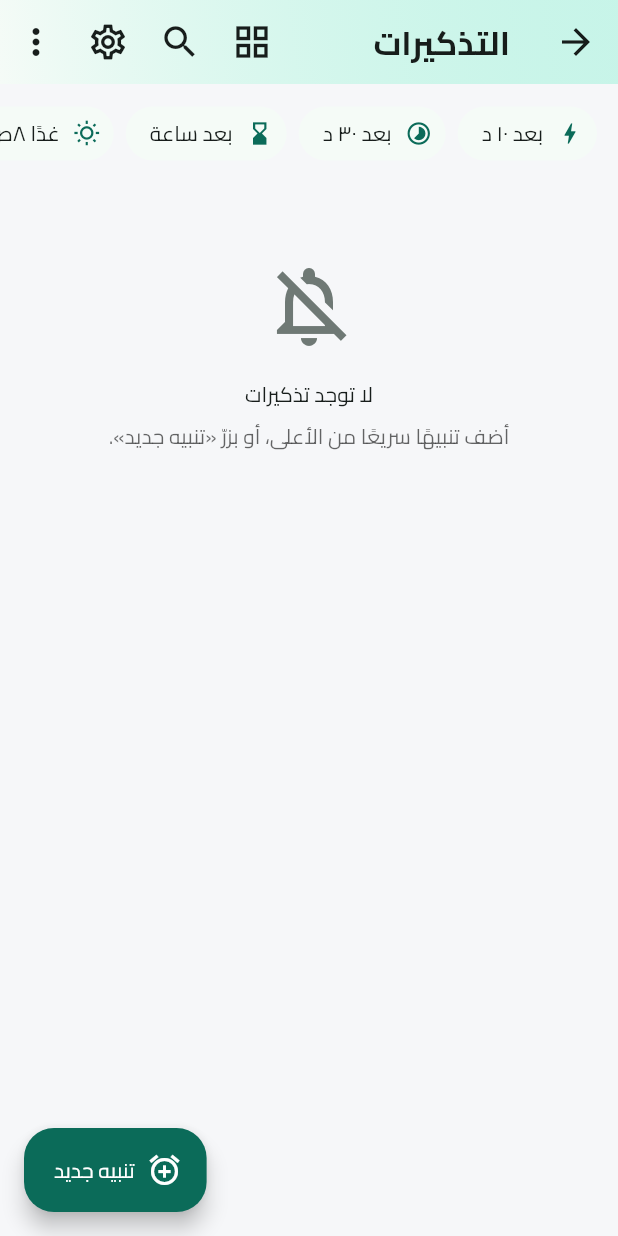
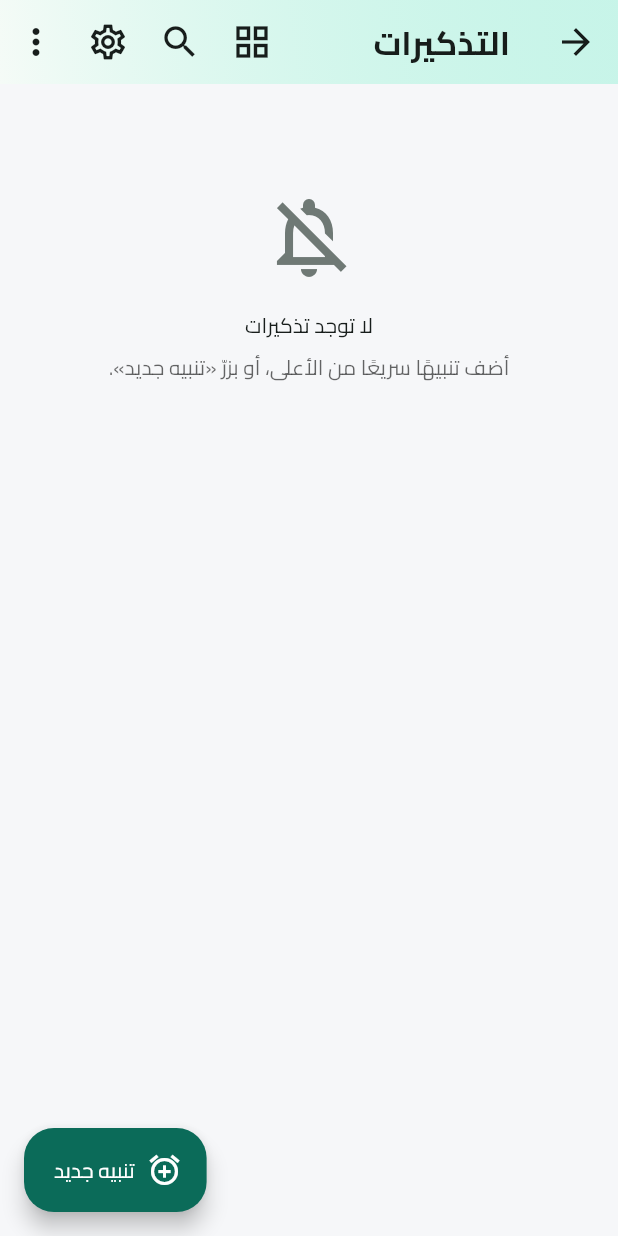
Before and after one commit to alaoufi/Alarm, a Flutter app: the RemindersScreen screen opened directly, on a phone screen of 412 x 824 dp. Run offline on Flutter 3.47's test engine with Material 3 defaults, Android fonts, the phone set to English and light mode, and no system bars; drawn by our look-alikes of dynamic_color; our stand-ins replace audioplayers, device_info_plus, file_picker, flutter_colorpicker, flutter_local_notifications, flutter_secure_storage and 14 more; missing offline and left inert: android_id, cryptography, encrypt, extension_google_sign_in_as_googleapis_auth, flutter_quill, googleapis and 2 more; accounts and stored records are empty; project files that could hold a hidden picture were left out.

Commit message:
Remove quick-add bar from reminders home
Drop the quick-add chips row (and its handler) per user request; the
"+ تنبيه جديد" button and long-press actions cover creation.

Co-Authored-By: Claude Opus 4.8 <noreply@anthropic.com>
Claude-Session: https://claude.ai/code/session_01BxxEJmdvHg3JWaFnm8CD2M

```diff
--- a/lib/features/reminders/reminders_screen.dart
+++ b/lib/features/reminders/reminders_screen.dart
@@ -160,7 +160,6 @@ class _RemindersScreenState extends State<RemindersScreen> {
       body: ListView(
         padding: const EdgeInsets.fromLTRB(0, 10, 0, 96),
         children: [
-          if (!_searching) _quickAddBar(context),
           if (filtered.isEmpty)
             (q.isEmpty ? _emptyInline(context, s) : _noResults(context, q))
           else ...[
@@ -244,56 +243,6 @@ class _RemindersScreenState extends State<RemindersScreen> {
           ),
         ],
       ),
-    );
-  }
-
-  /// شريط الإضافة السريعة: أزرار تُنشئ تنبيهًا «مرّة واحدة» فورًا بنقرة.
-  Widget _quickAddBar(BuildContext context) {
-    final scheme = Theme.of(context).colorScheme;
-    Widget chip(IconData icon, String label, DateTime Function() when) =>
-        Padding(
-          padding: const EdgeInsetsDirectional.only(end: 8),
-          child: ActionChip(
-            avatar: Icon(icon, size: 18, color: scheme.primary),
-            label: Text(label),
-            onPressed: () => _quickAdd(context, when(), label),
-          ),
-        );
-    final now0 = DateTime.now();
-    return SizedBox(
-      height: 46,
-      child: ListView(
-        scrollDirection: Axis.horizontal,
-        padding: const EdgeInsets.symmetric(horizontal: 14),
-        children: [
-          chip(Icons.bolt, 'بعد ١٠ د',
-              () => DateTime.now().add(const Duration(minutes: 10))),
-          chip(Icons.timelapse, 'بعد ٣٠ د',
-              () => DateTime.now().add(const Duration(minutes: 30))),
-          chip(Icons.hourglass_bottom, 'بعد ساعة',
-              () => DateTime.now().add(const Duration(hours: 1))),
-          chip(Icons.wb_sunny_outlined, 'غدًا ٨ص', () {
-            final t = now0.add(const Duration(days: 1));
-            return DateTime(t.year, t.month, t.day, 8);
-          }),
-          chip(Icons.nightlight_outlined, 'الليلة ٩م',
-              () => DateTime(now0.year, now0.month, now0.day, 21)),
-        ],
-      ),
-    );
-  }
-
-  Future<void> _quickAdd(
-      BuildContext context, DateTime time, String label) async {
-    // لو كان الوقت المحسوب قد فات (مثل «الليلة ٩م» بعد التاسعة) ⇒ انقله للغد.
-    var t = time;
-    if (!t.isAfter(DateTime.now())) t = t.add(const Duration(days: 1));
-    final provider = context.read<RemindersProvider>();
-    final messenger = ScaffoldMessenger.of(context);
-    await provider.setStandalone(t, ReminderRepeat.once, 'تنبيه سريع');
-    final at = DateFormat('h:mm a', 'ar').format(t);
-    messenger.showSnackBar(
-      SnackBar(content: Text('تم ضبط تنبيه ($label) عند $at')),
     );
   }
 
```
